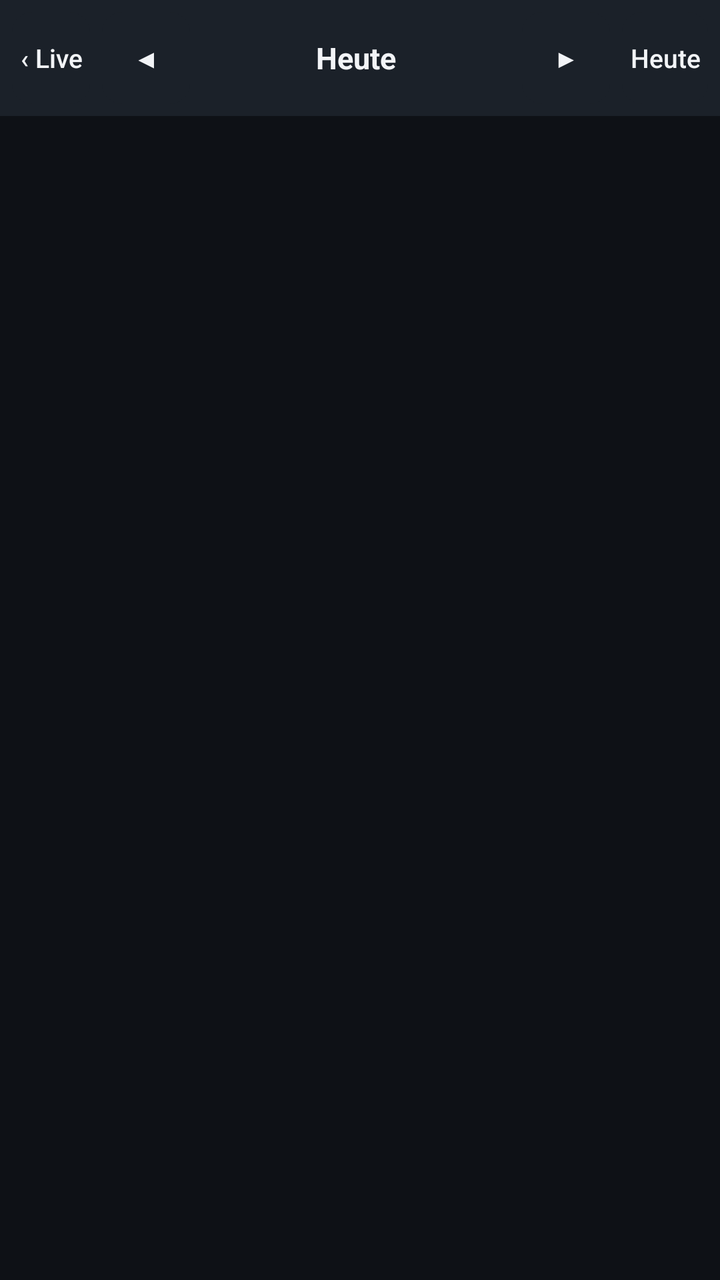
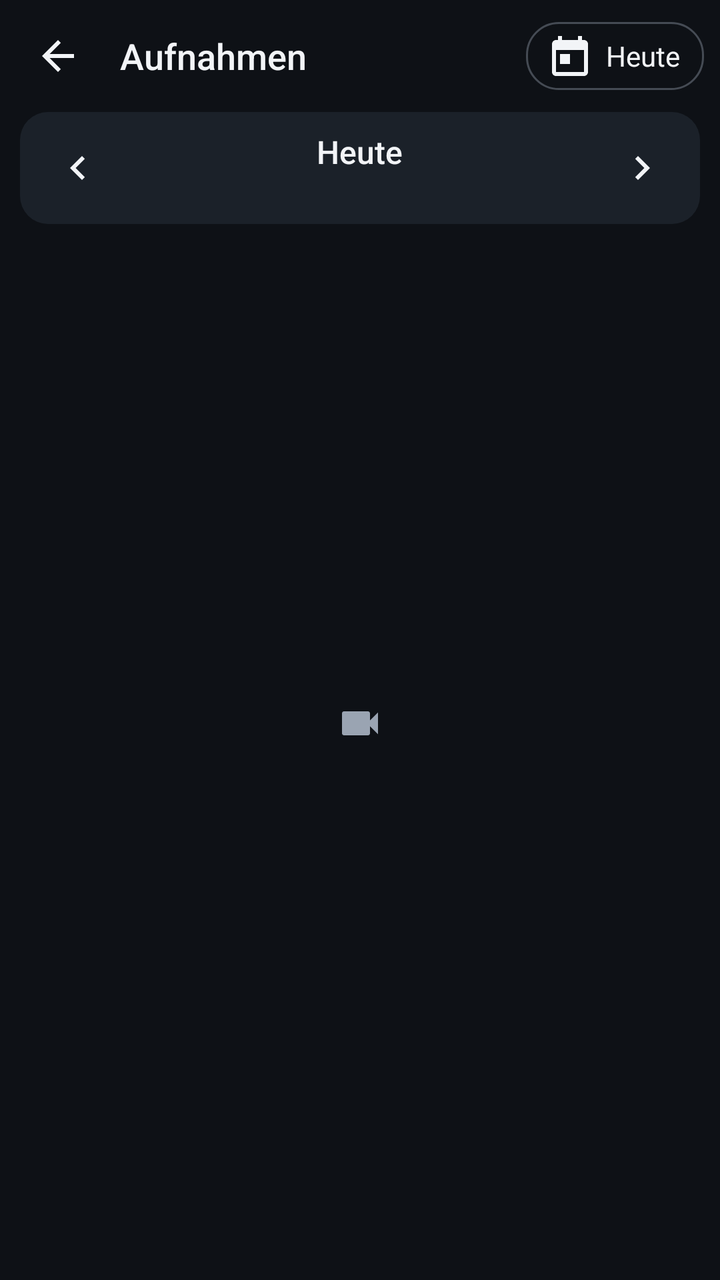

Screens rendered from an Android XML layout before and after an edit, with the pre-edit source and the edit as a unified diff.
<!-- AndroidManifest.xml: application theme AppTheme -->
<!-- res/layout/activity_recordings.xml -->
<?xml version="1.0" encoding="utf-8"?>
<FrameLayout xmlns:android="http://schemas.android.com/apk/res/android"
    android:layout_width="match_parent"
    android:layout_height="match_parent"
    android:background="@color/bg">

    <LinearLayout
        android:layout_width="match_parent"
        android:layout_height="match_parent"
        android:orientation="vertical">

        <LinearLayout
            android:layout_width="match_parent"
            android:layout_height="wrap_content"
            android:background="@color/surface"
            android:gravity="center_vertical"
            android:orientation="horizontal"
            android:padding="3dp">

            <Button
                android:id="@+id/btnBack"
                style="@style/BarButton"
                android:layout_width="wrap_content"
                android:layout_height="wrap_content"
                android:background="@drawable/btn_bg"
                android:text="‹ Live" />

            <Button
                android:id="@+id/btnPrev"
                style="@style/BarButton"
                android:layout_width="44dp"
                android:layout_height="wrap_content"
                android:text="◀" />

            <TextView
                android:id="@+id/tvDate"
                android:layout_width="0dp"
                android:layout_height="wrap_content"
                android:layout_weight="1"
                android:gravity="center"
                android:singleLine="true"
                android:text="Heute"
                android:textColor="@color/text"
                android:textSize="15sp"
                android:textStyle="bold" />

            <Button
                android:id="@+id/btnNext"
                style="@style/BarButton"
                android:layout_width="44dp"
                android:layout_height="wrap_content"
                android:text="▶" />

            <Button
                android:id="@+id/btnToday"
                style="@style/BarButton"
                android:layout_width="wrap_content"
                android:layout_height="wrap_content"
                android:text="Heute" />
        </LinearLayout>

        <FrameLayout
            android:layout_width="match_parent"
            android:layout_height="0dp"
            android:layout_weight="1">

            <ListView
                android:id="@+id/list"
                android:layout_width="match_parent"
                android:layout_height="match_parent"
                android:divider="@color/surface"
                android:dividerHeight="1dp" />

            <TextView
                android:id="@+id/tvEmpty"
                android:layout_width="match_parent"
                android:layout_height="wrap_content"
                android:layout_gravity="center"
                android:gravity="center"
                android:padding="16dp"
                android:textColor="@color/textDim"
                android:textSize="15sp" />
        </FrameLayout>
    </LinearLayout>

    <LinearLayout
        android:id="@+id/progressPanel"
        android:layout_width="match_parent"
        android:layout_height="match_parent"
        android:background="@color/scrim"
        android:clickable="true"
        android:focusable="true"
        android:gravity="center"
        android:orientation="vertical"
        android:padding="24dp"
        android:visibility="gone">

        <TextView
            android:id="@+id/progressText"
            android:layout_width="wrap_content"
            android:layout_height="wrap_content"
            android:text="Lade Aufnahme…"
            android:textColor="@color/text"
            android:textSize="15sp" />

        <ProgressBar
            android:id="@+id/progressBar"
            style="@android:style/Widget.Material.ProgressBar.Horizontal"
            android:layout_width="match_parent"
            android:layout_height="wrap_content"
            android:layout_marginTop="12dp"
            android:layout_marginBottom="12dp"
            android:max="100" />

        <Button
            android:id="@+id/btnCancel"
            style="@style/BarButton"
            android:layout_width="wrap_content"
            android:layout_height="wrap_content"
            android:paddingLeft="20dp"
            android:paddingRight="20dp"
            android:text="Abbrechen" />
    </LinearLayout>
</FrameLayout>
<!-- resources referenced by this layout -->
<resources>
  <style name="BarButton" parent="@android:style/Widget.Material.Button.Borderless">
          <item name="android:background">@drawable/btn_bg</item>
          <item name="android:textColor">@color/text</item>
          <item name="android:textSize">13sp</item>
          <item name="android:textAllCaps">false</item>
          <item name="android:minHeight">46dp</item>
          <item name="android:minWidth">0dp</item>
          <item name="android:paddingLeft">4dp</item>
          <item name="android:paddingRight">4dp</item>
          <item name="android:singleLine">true</item>
          <item name="android:layout_margin">3dp</item>
      </style>
  <!-- unchanged entries left out for length: 9 -->
</resources>

<!-- the commit's change to res/layout/activity_recordings.xml (unified diff, before → after) -->
@@ -9,54 +9,95 @@
         android:layout_height="match_parent"
         android:orientation="vertical">
 
+        
+        <LinearLayout
+            android:layout_width="match_parent"
+            android:layout_height="56dp"
+            android:gravity="center_vertical"
+            android:orientation="horizontal"
+            android:paddingLeft="4dp"
+            android:paddingRight="8dp">
+
+            <ImageButton
+                android:id="@+id/btnBack"
+                style="@style/IconButton"
+                android:contentDescription="Zurück"
+                android:src="@drawable/ic_back" />
+
+            <TextView
+                style="@style/Title"
+                android:layout_width="0dp"
+                android:layout_height="wrap_content"
+                android:layout_marginLeft="6dp"
+                android:layout_weight="1"
+                android:text="Aufnahmen" />
+
+            <TextView
+                android:id="@+id/btnToday"
+                android:layout_width="wrap_content"
+                android:layout_height="34dp"
+                android:background="@drawable/chip"
+                android:clickable="true"
+                android:drawableLeft="@drawable/ic_today"
+                android:drawablePadding="6dp"
+                android:drawableTint="@color/text"
+                android:focusable="true"
+                android:gravity="center"
+                android:paddingLeft="10dp"
+                android:paddingRight="12dp"
+                android:text="Heute"
+                android:textColor="@color/text"
+                android:textSize="14sp" />
+        </LinearLayout>
+
+        
         <LinearLayout
             android:layout_width="match_parent"
             android:layout_height="wrap_content"
-            android:background="@color/surface"
+            android:layout_marginLeft="10dp"
+            android:layout_marginRight="10dp"
+            android:background="@drawable/card"
             android:gravity="center_vertical"
             android:orientation="horizontal"
-            android:padding="3dp">
+            android:padding="4dp">
 
-            <Button
-                android:id="@+id/btnBack"
-                style="@style/BarButton"
-                android:layout_width="wrap_content"
-                android:layout_height="wrap_content"
-                android:background="@drawable/btn_bg"
-                android:text="‹ Live" />
+            <ImageButton
+                android:id="@+id/btnPrev"
+                style="@style/IconButton"
+                android:contentDescription="Vorheriger Tag"
+                android:src="@drawable/ic_chev_left" />
 
-            <Button
-                android:id="@+id/btnPrev"
-                style="@style/BarButton"
-                android:layout_width="44dp"
-                android:layout_height="wrap_content"
-                android:text="◀" />
-
-            <TextView
-                android:id="@+id/tvDate"
+            <LinearLayout
                 android:layout_width="0dp"
                 android:layout_height="wrap_content"
                 android:layout_weight="1"
                 android:gravity="center"
-                android:singleLine="true"
-                android:text="Heute"
-                android:textColor="@color/text"
-                android:textSize="15sp"
-                android:textStyle="bold" />
+                android:orientation="vertical">
 
-            <Button
+                <TextView
+                    android:id="@+id/tvDate"
+                    android:layout_width="wrap_content"
+                    android:layout_height="wrap_content"
+                    android:fontFamily="sans-serif-medium"
+                    android:singleLine="true"
+                    android:text="Heute"
+                    android:textColor="@color/text"
+                    android:textSize="16sp" />
+
+                <TextView
+                    android:id="@+id/tvCount"
+                    android:layout_width="wrap_content"
+                    android:layout_height="wrap_content"
+                    android:singleLine="true"
+                    android:textColor="@color/textDim"
+                    android:textSize="12sp" />
+            </LinearLayout>
+
+            <ImageButton
                 android:id="@+id/btnNext"
-                style="@style/BarButton"
-                android:layout_width="44dp"
-                android:layout_height="wrap_content"
-                android:text="▶" />
-
-            <Button
-                android:id="@+id/btnToday"
-                style="@style/BarButton"
-                android:layout_width="wrap_content"
-                android:layout_height="wrap_content"
-                android:text="Heute" />
+                style="@style/IconButton"
+                android:contentDescription="Nächster Tag"
+                android:src="@drawable/ic_chev_right" />
         </LinearLayout>
 
         <FrameLayout
@@ -68,14 +109,24 @@
                 android:id="@+id/list"
                 android:layout_width="match_parent"
                 android:layout_height="match_parent"
-                android:divider="@color/surface"
-                android:dividerHeight="1dp" />
+                android:clipToPadding="false"
+                android:divider="@null"
+                android:dividerHeight="0dp"
+                android:listSelector="@android:color/transparent"
+                android:paddingLeft="10dp"
+                android:paddingTop="6dp"
+                android:paddingRight="10dp"
+                android:paddingBottom="10dp"
+                android:scrollbarStyle="outsideOverlay" />
 
             <TextView
                 android:id="@+id/tvEmpty"
                 android:layout_width="match_parent"
                 android:layout_height="wrap_content"
                 android:layout_gravity="center"
+                android:drawableTop="@drawable/ic_videocam"
+                android:drawablePadding="8dp"
+                android:drawableTint="@color/textDim"
                 android:gravity="center"
                 android:padding="16dp"
                 android:textColor="@color/textDim"
@@ -83,42 +134,52 @@
         </FrameLayout>
     </LinearLayout>
 
-    <LinearLayout
+    
+    <FrameLayout
         android:id="@+id/progressPanel"
         android:layout_width="match_parent"
         android:layout_height="match_parent"
         android:background="@color/scrim"
         android:clickable="true"
         android:focusable="true"
-        android:gravity="center"
-        android:orientation="vertical"
-        android:padding="24dp"
         android:visibility="gone">
 
-        <TextView
-            android:id="@+id/progressText"
-            android:layout_width="wrap_content"
-            android:layout_height="wrap_content"
-            android:text="Lade Aufnahme…"
-            android:textColor="@color/text"
-            android:textSize="15sp" />
-
-        <ProgressBar
-            android:id="@+id/progressBar"
-            style="@android:style/Widget.Material.ProgressBar.Horizontal"
+        <LinearLayout
             android:layout_width="match_parent"
             android:layout_height="wrap_content"
-            android:layout_marginTop="12dp"
-            android:layout_marginBottom="12dp"
-            android:max="100" />
+            android:layout_gravity="center"
+            android:layout_margin="24dp"
+            android:background="@drawable/card"
+            android:gravity="center_horizontal"
+            android:orientation="vertical"
+            android:padding="18dp">
 
-        <Button
-            android:id="@+id/btnCancel"
-            style="@style/BarButton"
-            android:layout_width="wrap_content"
-            android:layout_height="wrap_content"
-            android:paddingLeft="20dp"
-            android:paddingRight="20dp"
-            android:text="Abbrechen" />
-    </LinearLayout>
+            <TextView
+                android:id="@+id/progressText"
+                android:layout_width="wrap_content"
+                android:layout_height="wrap_content"
+                android:text="Lade Aufnahme…"
+                android:textColor="@color/text"
+                android:textSize="15sp" />
+
+            <ProgressBar
+                android:id="@+id/progressBar"
+                style="@android:style/Widget.Material.ProgressBar.Horizontal"
+                android:layout_width="match_parent"
+                android:layout_height="wrap_content"
+                android:layout_marginTop="12dp"
+                android:layout_marginBottom="12dp"
+                android:max="100"
+                android:progressTint="@color/accent" />
+
+            <Button
+                android:id="@+id/btnCancel"
+                style="@style/BarButton"
+                android:layout_width="wrap_content"
+                android:layout_height="wrap_content"
+                android:paddingLeft="24dp"
+                android:paddingRight="24dp"
+                android:text="Abbrechen" />
+        </LinearLayout>
+    </FrameLayout>
 </FrameLayout>
<!-- resource entries referenced after the edit -->
@@ -1,10 +1,69 @@
 <!-- resources referenced by this layout -->
 <resources>
+  <!-- drawable card (drawable) -->
+  <?xml version="1.0" encoding="utf-8"?>
+  <shape xmlns:android="http://schemas.android.com/apk/res/android" android:shape="rectangle">
+      <solid android:color="@color/surface" />
+      <corners android:radius="14dp" />
+  </shape>
+  <!-- drawable chip (drawable) -->
+  <?xml version="1.0" encoding="utf-8"?>
+  <selector xmlns:android="http://schemas.android.com/apk/res/android">
+      <item android:state_pressed="true">
+          <shape android:shape="rectangle">
+              <solid android:color="#554FA3F7" />
+              <corners android:radius="16dp" />
+          </shape>
+      </item>
+      <item>
+          <shape android:shape="rectangle">
+              <solid android:color="#00000000" />
+              <stroke android:width="1dp" android:color="#669AA4B2" />
+              <corners android:radius="16dp" />
+          </shape>
+      </item>
+  </selector>
+  <!-- drawable ic_back (drawable) -->
+  <vector xmlns:android="http://schemas.android.com/apk/res/android"
+      android:width="24dp" android:height="24dp"
+      android:viewportWidth="24" android:viewportHeight="24"
+      android:tint="?android:attr/textColorPrimary">
+      <path android:fillColor="#FFFFFFFF" android:pathData="M20,11H7.83l5.59,-5.59L12,4l-8,8 8,8 1.41,-1.41L7.83,13H20v-2z" />
+  </vector>
+  <!-- drawable ic_chev_left (drawable) -->
+  <vector xmlns:android="http://schemas.android.com/apk/res/android"
+      android:width="24dp" android:height="24dp"
+      android:viewportWidth="24" android:viewportHeight="24"
+      android:tint="?android:attr/textColorPrimary">
+      <path android:fillColor="#FFFFFFFF" android:pathData="M15.41,7.41L14,6l-6,6 6,6 1.41,-1.41L10.83,12z" />
+  </vector>
+  <!-- drawable ic_chev_right (drawable) -->
+  <vector xmlns:android="http://schemas.android.com/apk/res/android"
+      android:width="24dp" android:height="24dp"
+      android:viewportWidth="24" android:viewportHeight="24"
+      android:tint="?android:attr/textColorPrimary">
+      <path android:fillColor="#FFFFFFFF" android:pathData="M10,6L8.59,7.41 13.17,12l-4.58,4.59L10,18l6,-6z" />
+  </vector>
+  <!-- drawable ic_today (drawable) -->
+  <vector xmlns:android="http://schemas.android.com/apk/res/android"
+      android:width="24dp" android:height="24dp"
+      android:viewportWidth="24" android:viewportHeight="24"
+      android:tint="?android:attr/textColorPrimary">
+      <path android:fillColor="#FFFFFFFF" android:pathData="M19,4h-1V2h-2v2H8V2H6v2H5c-1.11,0 -1.99,0.9 -1.99,2L3,20c0,1.1 0.89,2 2,2h14c1.1,0 2,-0.9 2,-2V6c0,-1.1 -0.9,-2 -2,-2zM19,20H5V9h14v11zM7,11h5v5H7z" />
+  </vector>
+  <!-- drawable ic_videocam (drawable) -->
+  <vector xmlns:android="http://schemas.android.com/apk/res/android"
+      android:width="24dp" android:height="24dp"
+      android:viewportWidth="24" android:viewportHeight="24"
+      android:tint="?android:attr/textColorPrimary">
+      <path android:fillColor="#FFFFFFFF" android:pathData="M17,10.5V7c0,-0.55 -0.45,-1 -1,-1H4c-0.55,0 -1,0.45 -1,1v10c0,0.55 0.45,1 1,1h12c0.55,0 1,-0.45 1,-1v-3.5l4,4v-11l-4,4z" />
+  </vector>
   <style name="BarButton" parent="@android:style/Widget.Material.Button.Borderless">
           <item name="android:background">@drawable/btn_bg</item>
           <item name="android:textColor">@color/text</item>
           <item name="android:textSize">13sp</item>
           <item name="android:textAllCaps">false</item>
+          <item name="android:fontFamily">sans-serif-medium</item>
           <item name="android:minHeight">46dp</item>
           <item name="android:minWidth">0dp</item>
           <item name="android:paddingLeft">4dp</item>
@@ -12,6 +71,33 @@
           <item name="android:singleLine">true</item>
           <item name="android:layout_margin">3dp</item>
       </style>
+  <style name="IconButton">
+          <item name="android:layout_width">48dp</item>
+          <item name="android:layout_height">48dp</item>
+          <item name="android:layout_marginLeft">1dp</item>
+          <item name="android:layout_marginRight">1dp</item>
+          <item name="android:background">@drawable/icon_btn</item>
+          <item name="android:scaleType">center</item>
+          <item name="android:tint">@color/icon_tint</item>
+      </style>
+  <style name="Title">
+          <item name="android:textColor">@color/text</item>
+          <item name="android:textSize">18sp</item>
+          <item name="android:fontFamily">sans-serif-medium</item>
+      </style>
+  <!-- drawable icon_btn (drawable) -->
+  <?xml version="1.0" encoding="utf-8"?>
+  <selector xmlns:android="http://schemas.android.com/apk/res/android">
+      <item android:state_pressed="true">
+          <shape android:shape="oval"><solid android:color="#554FA3F7" /></shape>
+      </item>
+      <item android:state_activated="true">
+          <shape android:shape="oval"><solid android:color="#334FA3F7" /></shape>
+      </item>
+      <item>
+          <shape android:shape="oval"><solid android:color="#00000000" /></shape>
+      </item>
+  </selector>
   <!-- unchanged entries left out for length: 9 -->
 </resources>
 
